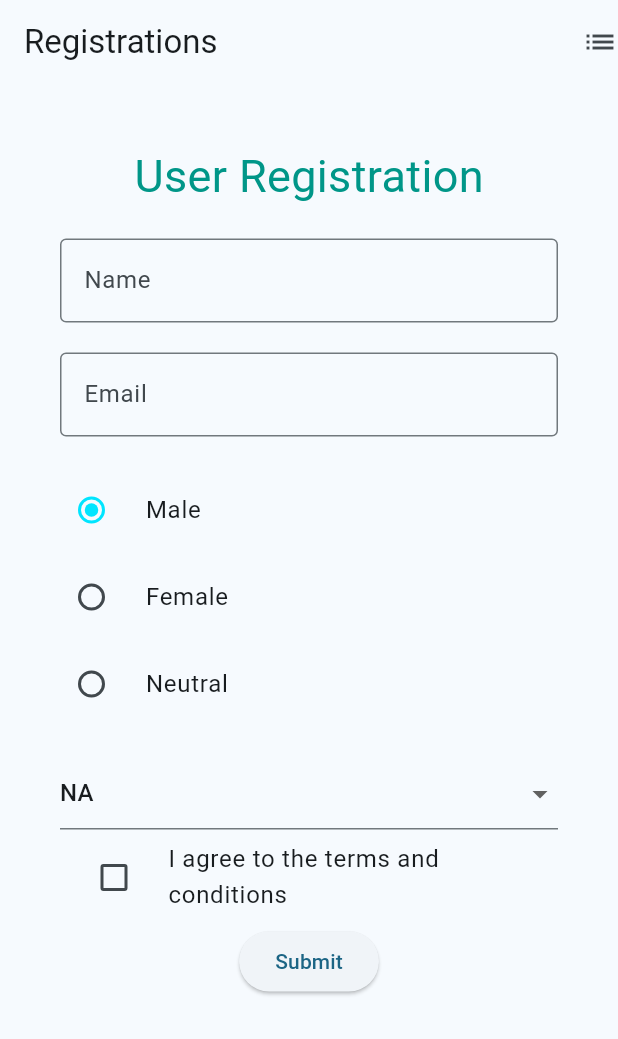
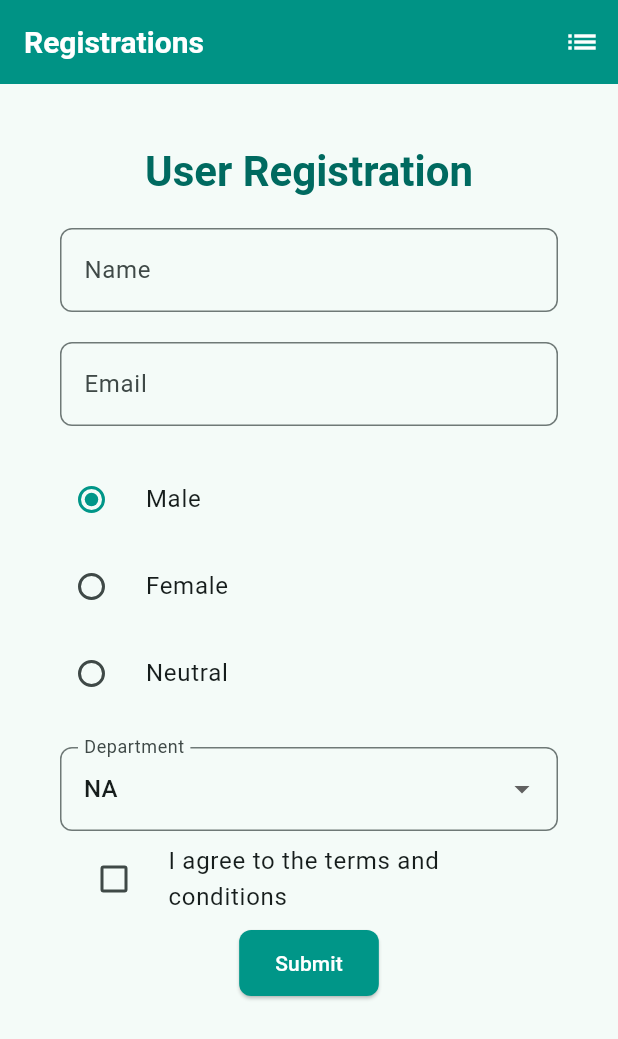
Before and after one commit to skillyheads/scet-flutter, a Flutter app: the screen it shows after launch, on a phone screen of 412 x 824 dp. Shown: the top 1039 px of the screen. Run offline on Flutter 3.47's test engine with Material 3 defaults, Android fonts, the phone set to English and light mode, and no system bars; our stand-ins replace shared_preferences.

Commit message:
With theme

```diff
--- a/registrations/lib/main.dart
+++ b/registrations/lib/main.dart
@@ -11,15 +11,114 @@ void main() {
 class MyApp extends StatelessWidget {
   const MyApp({super.key});
 
-  // This widget is the root of your application.
+  // Light theme
+  ThemeData get lightTheme => ThemeData(
+    useMaterial3: true,
+    colorScheme: ColorScheme.fromSeed(
+      seedColor: Colors.teal,
+      brightness: Brightness.light,
+    ),
+    appBarTheme: AppBarTheme(
+      backgroundColor: Colors.teal,
+      foregroundColor: Colors.white,
+      elevation: 2,
+      titleTextStyle: TextStyle(
+        color: Colors.white,
+        fontSize: 20,
+        fontWeight: FontWeight.bold,
+      ),
+    ),
+    elevatedButtonTheme: ElevatedButtonThemeData(
+      style: ElevatedButton.styleFrom(
+        backgroundColor: Colors.teal,
+        foregroundColor: Colors.white,
+        padding: EdgeInsets.symmetric(horizontal: 24, vertical: 12),
+        shape: RoundedRectangleBorder(borderRadius: BorderRadius.circular(8)),
+      ),
+    ),
+    inputDecorationTheme: InputDecorationTheme(
+      border: OutlineInputBorder(borderRadius: BorderRadius.circular(8)),
+      focusedBorder: OutlineInputBorder(
+        borderRadius: BorderRadius.circular(8),
+        borderSide: BorderSide(color: Colors.teal, width: 2),
+      ),
+    ),
+    checkboxTheme: CheckboxThemeData(
+      fillColor: MaterialStateProperty.resolveWith((states) {
+        if (states.contains(MaterialState.selected)) {
+          return Colors.teal;
+        }
+        return null;
+      }),
+    ),
+    radioTheme: RadioThemeData(
+      fillColor: MaterialStateProperty.resolveWith((states) {
+        if (states.contains(MaterialState.selected)) {
+          return Colors.teal;
+        }
+        return null;
+      }),
+    ),
+  );
+
+  // Dark theme
+  ThemeData get darkTheme => ThemeData(
+    useMaterial3: true,
+    colorScheme: ColorScheme.fromSeed(
+      seedColor: Colors.teal,
+      brightness: Brightness.dark,
+    ),
+    appBarTheme: AppBarTheme(
+      backgroundColor: Colors.teal.shade700,
+      foregroundColor: Colors.white,
+      elevation: 2,
+      titleTextStyle: TextStyle(
+        color: Colors.white,
+        fontSize: 20,
+        fontWeight: FontWeight.bold,
+      ),
+    ),
+    elevatedButtonTheme: ElevatedButtonThemeData(
+      style: ElevatedButton.styleFrom(
+        backgroundColor: Colors.teal.shade600,
+        foregroundColor: Colors.white,
+        padding: EdgeInsets.symmetric(horizontal: 24, vertical: 12),
+        shape: RoundedRectangleBorder(borderRadius: BorderRadius.circular(8)),
+      ),
+    ),
+    inputDecorationTheme: InputDecorationTheme(
+      border: OutlineInputBorder(borderRadius: BorderRadius.circular(8)),
+      focusedBorder: OutlineInputBorder(
+        borderRadius: BorderRadius.circular(8),
+        borderSide: BorderSide(color: Colors.teal.shade400, width: 2),
+      ),
+    ),
+    checkboxTheme: CheckboxThemeData(
+      fillColor: MaterialStateProperty.resolveWith((states) {
+        if (states.contains(MaterialState.selected)) {
+          return Colors.teal.shade400;
+        }
+        return null;
+      }),
+    ),
+    radioTheme: RadioThemeData(
+      fillColor: MaterialStateProperty.resolveWith((states) {
+        if (states.contains(MaterialState.selected)) {
+          return Colors.teal.shade400;
+        }
+        return null;
+      }),
+    ),
+  );
+
   @override
   Widget build(BuildContext context) {
     return MaterialApp(
-      title: 'Flutter Demo',
-      theme: ThemeData(
-        colorScheme: ColorScheme.fromSeed(seedColor: Colors.lightBlueAccent),
-      ),
-      //home: const MyWidget(title: 'Registrations'),
+      title: 'Flutter Registration Demo',
+      theme: lightTheme,
+      darkTheme: darkTheme,
+      themeMode: ThemeMode
+          .system, // Change to ThemeMode.light or ThemeMode.dark to force a theme
       initialRoute: '/',
       routes: {
         "/": (context) => MyWidget(title: 'Registrations'),
@@ -49,15 +148,15 @@ class _MyWidgetState extends State<MyWidget> {
       appBar: AppBar(
         title: Text(widget.title),
         actions: [
-          GestureDetector(
-            onTap: () {
+          IconButton(
+            onPressed: () {
               Navigator.pushNamed(
                 context,
                 '/list-users',
                 arguments: userRegistrations,
               );
             },
-            child: Icon(Icons.list),
+            icon: Icon(Icons.list),
           ),
         ],
       ),
@@ -110,16 +209,16 @@ class _RegistrationState extends State<Registration> {
             Align(
               child: Text(
                 widget.title,
-                style: TextStyle(color: Colors.teal, fontSize: 30),
+                style: Theme.of(context).textTheme.headlineMedium?.copyWith(
+                  color: Theme.of(context).colorScheme.primary,
+                  fontWeight: FontWeight.bold,
+                ),
               ),
             ),
             SizedBox(height: 20),
             TextFormField(
               obscureText: false,
-              decoration: InputDecoration(
-                labelText: 'Name',
-                border: OutlineInputBorder(),
-              ),
+              decoration: InputDecoration(labelText: 'Name'),
               validator: (value) {
                 if (value!.length < 3) {
                   return "Name should atleast have 3 characters";
@@ -132,10 +231,7 @@ class _RegistrationState extends State<Registration> {
             TextFormField(
               keyboardType: TextInputType.emailAddress,
               obscureText: false,
-              decoration: InputDecoration(
-                labelText: 'Email',
-                border: OutlineInputBorder(),
-              ),
+              decoration: InputDecoration(labelText: 'Email'),
               validator: (value) {
                 if (value!.length < 3) {
                   return "Email should atleast have 3 characters";
@@ -155,7 +251,6 @@ class _RegistrationState extends State<Registration> {
                   _gender = value!;
                 });
               },
-              activeColor: Colors.cyanAccent.shade400,
             ),
             RadioListTile(
               title: Text('Female'),
@@ -167,7 +262,6 @@ class _RegistrationState extends State<Registration> {
                   _gender = value!;
                 });
               },
-              activeColor: Colors.cyanAccent.shade400,
             ),
             RadioListTile(
               title: Text('Neutral'),
@@ -179,11 +273,11 @@ class _RegistrationState extends State<Registration> {
                   _gender = value!;
                 });
               },
-              activeColor: Colors.cyanAccent.shade400,
             ),
             SizedBox(height: 20),
             DropdownButtonFormField<String>(
               value: _selectedDept,
+              decoration: InputDecoration(labelText: 'Department'),
               items: [
                 ...departments.map((String dept) {
                   return DropdownMenuItem<String>(
@@ -249,29 +343,56 @@ class RegisteredUsers extends StatelessWidget {
           User user = registrations.users[index];
           return Container(
             margin: EdgeInsets.symmetric(vertical: 10, horizontal: 40),
-
             child: Row(
               mainAxisAlignment: MainAxisAlignment.start,
               children: [
                 Container(
                   decoration: BoxDecoration(
-                    border: Border.all(width: 2),
+                    border: Border.all(
+                      width: 2,
+                      color: Theme.of(context).colorScheme.primary,
+                    ),
                     borderRadius: BorderRadius.circular(50),
                     color: user.gender == 'Male'
-                        ? Colors.teal
-                        : Colors.pink.shade50,
+                        ? Theme.of(context).colorScheme.primary
+                        : Theme.of(context).colorScheme.secondary,
                   ),
                   height: 50,
                   width: 50,
-                  child: Center(child: Text(user.email[0].toUpperCase())),
+                  child: Center(
+                    child: Text(
+                      user.email[0].toUpperCase(),
+                      style: TextStyle(
+                        color: Colors.white,
+                        fontWeight: FontWeight.bold,
+                      ),
+                    ),
+                  ),
                 ),
                 SizedBox(width: 20),
                 Column(
                   crossAxisAlignment: CrossAxisAlignment.start,
                   children: [
-                    Text(user.name),
-                    Text(user.email),
-                    Text(user.department),
+                    Text(
+                      user.name,
+                      style: Theme.of(context).textTheme.titleMedium?.copyWith(
+                        fontWeight: FontWeight.bold,
+                      ),
+                    ),
+                    Text(
+                      user.email,
+                      style: Theme.of(context).textTheme.bodyMedium?.copyWith(
+                        color: Theme.of(
+                          context,
+                        ).colorScheme.onSurface.withOpacity(0.7),
+                      ),
+                    ),
+                    Text(
+                      user.department,
+                      style: Theme.of(context).textTheme.bodySmall?.copyWith(
+                        color: Theme.of(context).colorScheme.primary,
+                      ),
+                    ),
                   ],
                 ),
               ],
```
